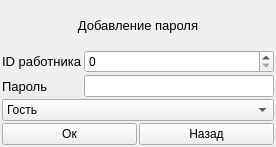
The window that code/form_for_add_password.ui (Alex-Sidorov/SEFOLL) describes before a commit, drawn with Qt 5.
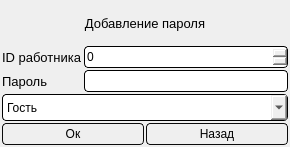
The same window after the commit.

What changed in the file:
```diff
--- a/code/form_for_add_password.ui
+++ b/code/form_for_add_password.ui
@@ -92,13 +92,32 @@
      <item>
       <layout class="QVBoxLayout" name="verticalLayout">
        <item>
-        <widget class="QSpinBox" name="id"/>
+        <widget class="QSpinBox" name="id">
+         <property name="styleSheet">
+          <string notr="true">height:20;
+border-radius: 4px;
+background-color: qlineargradient(x1: 0, y1: 0, x2: 0, y2: 1,
+                                      stop: 0 #dadbde, stop: 1 #f6f7fa);
+border: 1px solid grey;
+border-color: rgb(0, 0, 0);
+</string>
+         </property>
+        </widget>
        </item>
        <item>
         <widget class="QLineEdit" name="password">
          <property name="enabled">
           <bool>true</bool>
          </property>
+         <property name="styleSheet">
+          <string notr="true">height:20;
+border-radius: 4px;
+background-color: qlineargradient(x1: 0, y1: 0, x2: 0, y2: 1,
+                                      stop: 0 #dadbde, stop: 1 #f6f7fa);
+border: 1px solid grey;
+border-color: rgb(0, 0, 0);
+</string>
+         </property>
          <property name="echoMode">
           <enum>QLineEdit::Password</enum>
          </property>
@@ -113,6 +132,15 @@
      <property name="enabled">
       <bool>true</bool>
      </property>
+     <property name="styleSheet">
+      <string notr="true">height:25;
+border-radius: 4px;
+background-color: qlineargradient(x1: 0, y1: 0, x2: 0, y2: 1,
+                                      stop: 0 #dadbde, stop: 1 #f6f7fa);
+border: 1px solid grey;
+border-color: rgb(0, 0, 0);
+</string>
+     </property>
      <item>
       <property name="text">
        <string>Гость</string>
@@ -144,6 +172,22 @@
     <layout class="QHBoxLayout" name="horizontalLayout_3">
      <item>
       <widget class="QPushButton" name="ok_button">
+       <property name="styleSheet">
+        <string notr="true">QPushButton
+{ 
+border-radius : 4px;
+border: 1px solid;
+border-color: rgb(11, 11, 11);
+height:20;
+width:140;
+background-color: qlineargradient(x1: 0, y1: 0, x2: 0, y2: 1,
+                                      stop: 0 #dadbde, stop: 1 #f6f7fa);
+}
+QPushButton::pressed {
+    background-color:qlineargradient(x1: 0, y1: 0, x2: 0, y2: 1,
+                                      stop: 0 rgb(251, 252, 255), stop: 1 #f6f7fa);
+}</string>
+       </property>
        <property name="text">
         <string>Ок</string>
        </property>
@@ -151,6 +195,22 @@
      </item>
      <item>
       <widget class="QPushButton" name="back_button">
+       <property name="styleSheet">
+        <string notr="true">QPushButton
+{ 
+border-radius : 4px;
+border: 1px solid;
+border-color: rgb(11, 11, 11);
+height:20;
+width:140;
+background-color: qlineargradient(x1: 0, y1: 0, x2: 0, y2: 1,
+                                      stop: 0 #dadbde, stop: 1 #f6f7fa);
+}
+QPushButton::pressed {
+    background-color:qlineargradient(x1: 0, y1: 0, x2: 0, y2: 1,
+                                      stop: 0 rgb(251, 252, 255), stop: 1 #f6f7fa);
+}</string>
+       </property>
        <property name="text">
         <string>Назад</string>
        </property>
```
